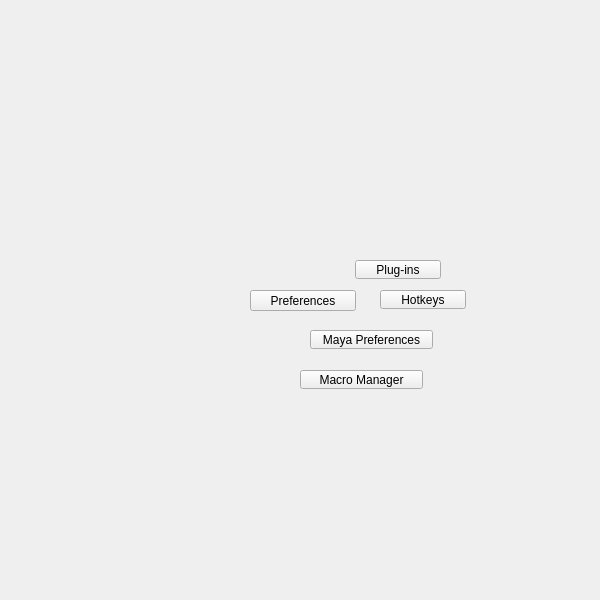
First picture: the form in tentacle/ui/preferences#submenu.ui, repository m3trik/tentacle, before the edit.
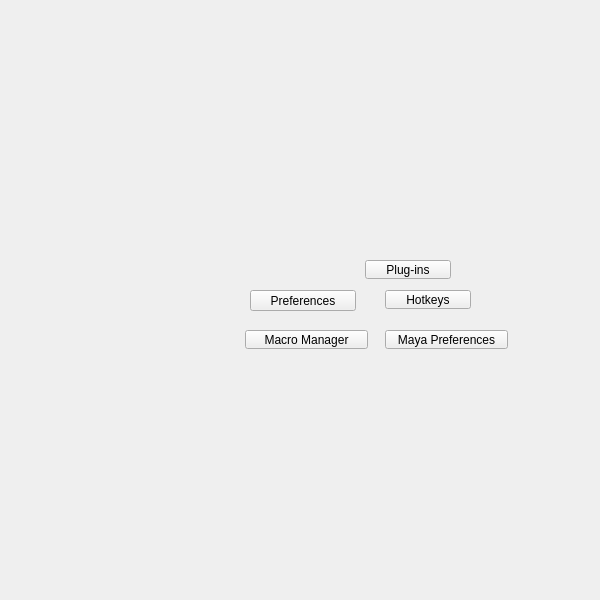
Second picture: the form after the edit. Custom widgets are drawn as their Qt base class.

Commit message:
chore(ui): tidy submenu .ui panels — geometry + custom-property serialization
Grid-snap button <rect> geometry to the 10px grid and normalize each
MenuButton's custom target/filterTags dynamic properties (reordered after
text, stdset="0" — the serialization uitk emits, applied via registered
QtCore.Property setters, no runtime change) across 18 #submenu panels.
Visible fix: pivot#submenu "Component" label was "Cmpnt" (widened to fit).
No objectName renames, no widget add/removes — slot bindings and QSettings
keys untouched; structural suite green.

Patch:
```diff
--- a/tentacle/ui/preferences#submenu.ui
+++ b/tentacle/ui/preferences#submenu.ui
@@ -90,7 +90,7 @@
    <widget class="QPushButton" name="b010">
     <property name="geometry">
      <rect>
-      <x>310</x>
+      <x>385</x>
       <y>330</y>
       <width>123</width>
       <height>19</height>
@@ -115,7 +115,7 @@
    <widget class="QPushButton" name="b009">
     <property name="geometry">
      <rect>
-      <x>355</x>
+      <x>365</x>
       <y>260</y>
       <width>86</width>
       <height>19</height>
@@ -140,7 +140,7 @@
    <widget class="QPushButton" name="b008">
     <property name="geometry">
      <rect>
-      <x>380</x>
+      <x>385</x>
       <y>290</y>
       <width>86</width>
       <height>19</height>
@@ -168,8 +168,8 @@
    <widget class="QPushButton" name="b011">
     <property name="geometry">
      <rect>
-      <x>300</x>
-      <y>370</y>
+      <x>245</x>
+      <y>330</y>
       <width>123</width>
       <height>19</height>
      </rect>
```
Left out of the diff: 6 changed lines with no effect on the pictures. The commit also changes 18 other files.
